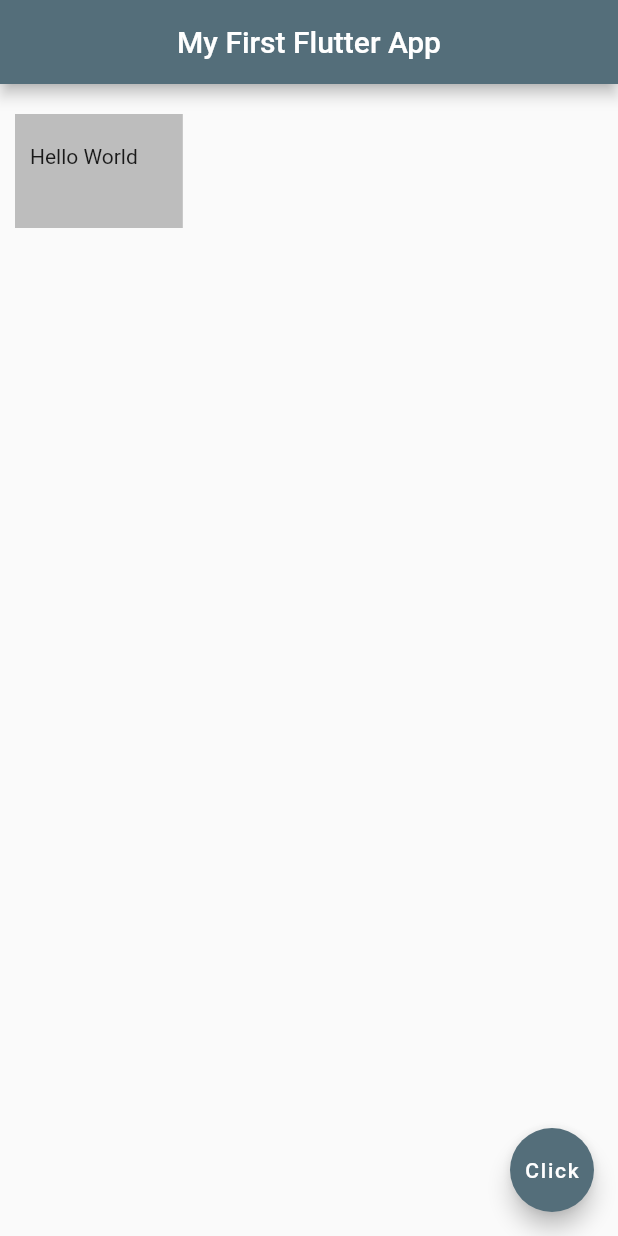
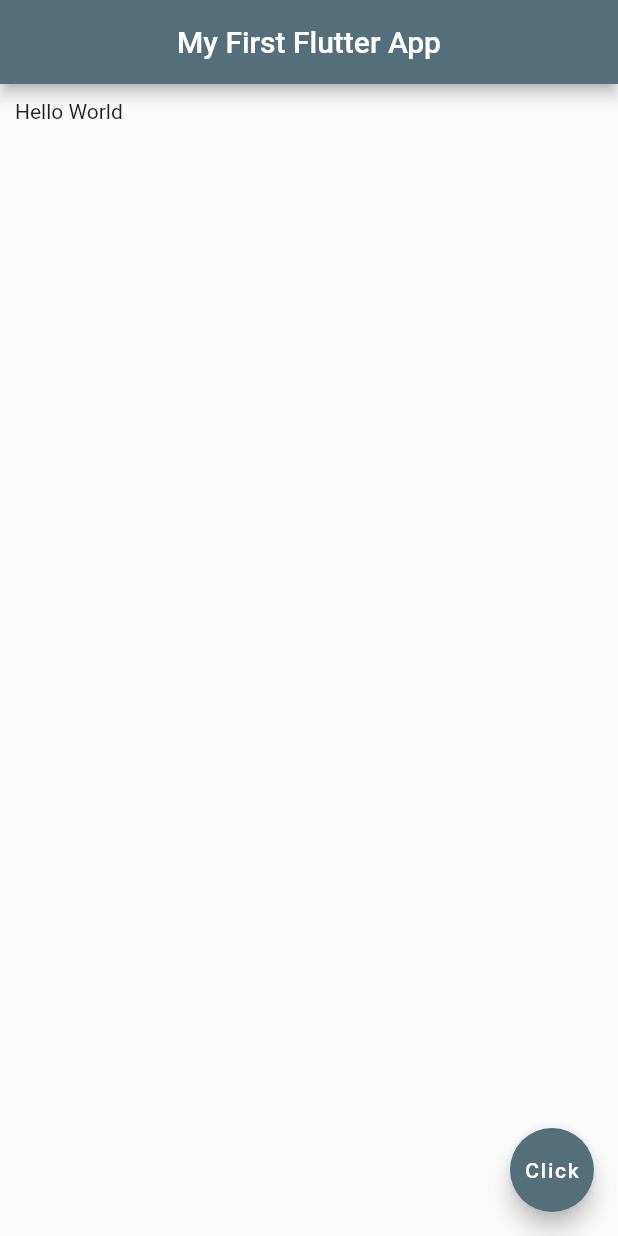
Before and after one commit to BUFONJOKER/First-Flutter-App, a Flutter app: the screen it shows after launch, on a phone screen of 412 x 824 dp. Run offline on Flutter 3.47's test engine with Material 2 defaults, Android fonts, the phone set to English and light mode, and no system bars; our stand-ins replace logger.

Commit message:
Day 1 padding widget

```diff
--- a/lib/main.dart
+++ b/lib/main.dart
@@ -27,16 +27,10 @@ class Home extends StatelessWidget {
           backgroundColor: Colors.blueGrey[600],
         ),
 
-        body:  Container(
-          color: Colors.grey[400],
-          margin: const EdgeInsets.fromLTRB(10, 20, 30, 40),
-          padding: const EdgeInsets.fromLTRB(10, 20, 30, 40),
-
-
-          child: const Text('Hello World'),
-
-
-        ),
+        body: const Padding(
+          padding: EdgeInsets.all(10.0),
+          child:Text("Hello World"),
+          ),
         floatingActionButton: FloatingActionButton(
           onPressed: () {},
           backgroundColor: Colors.blueGrey[600],
```
